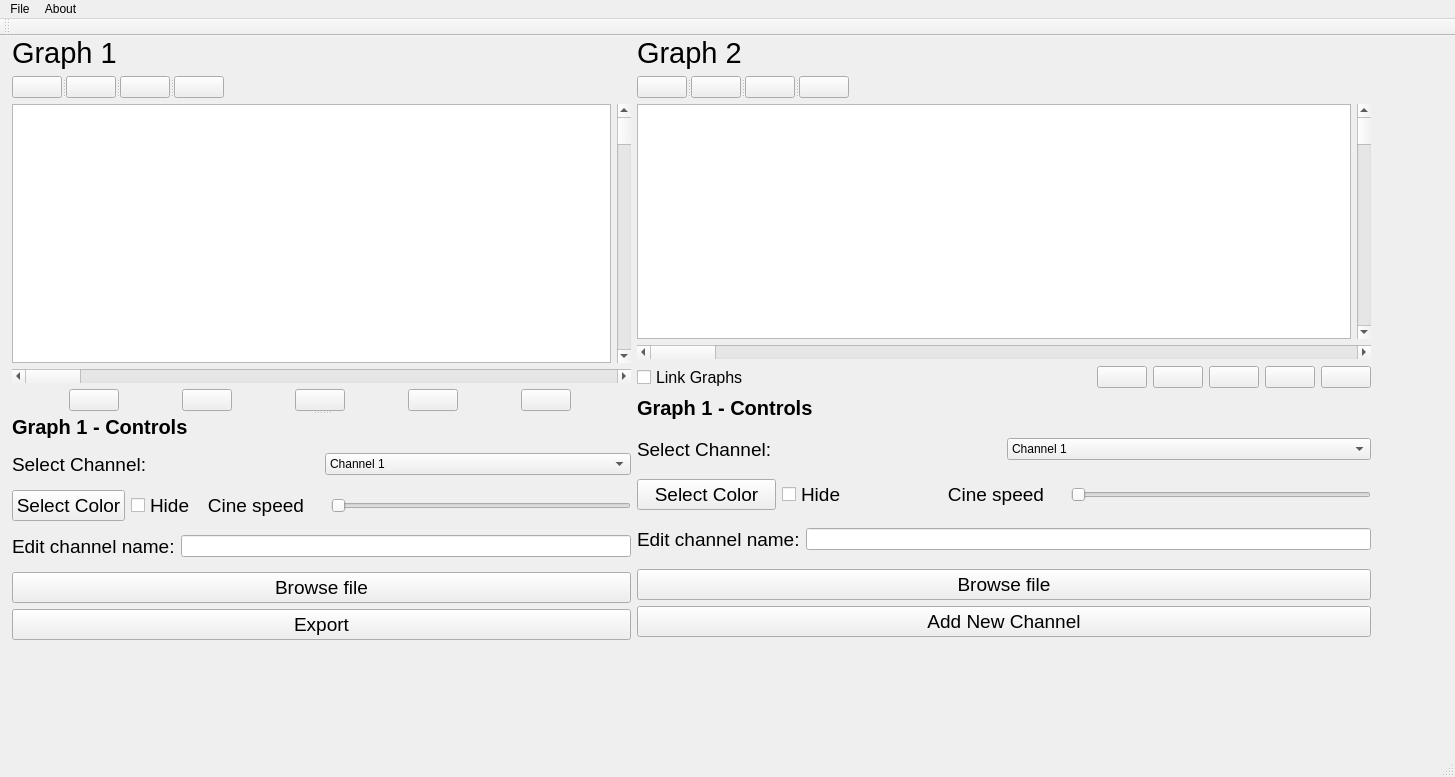
Before: the Qt Designer form beta.ui in Youssef-Ashraf71/multi-channel-signal-viewer, drawn with Qt 5.
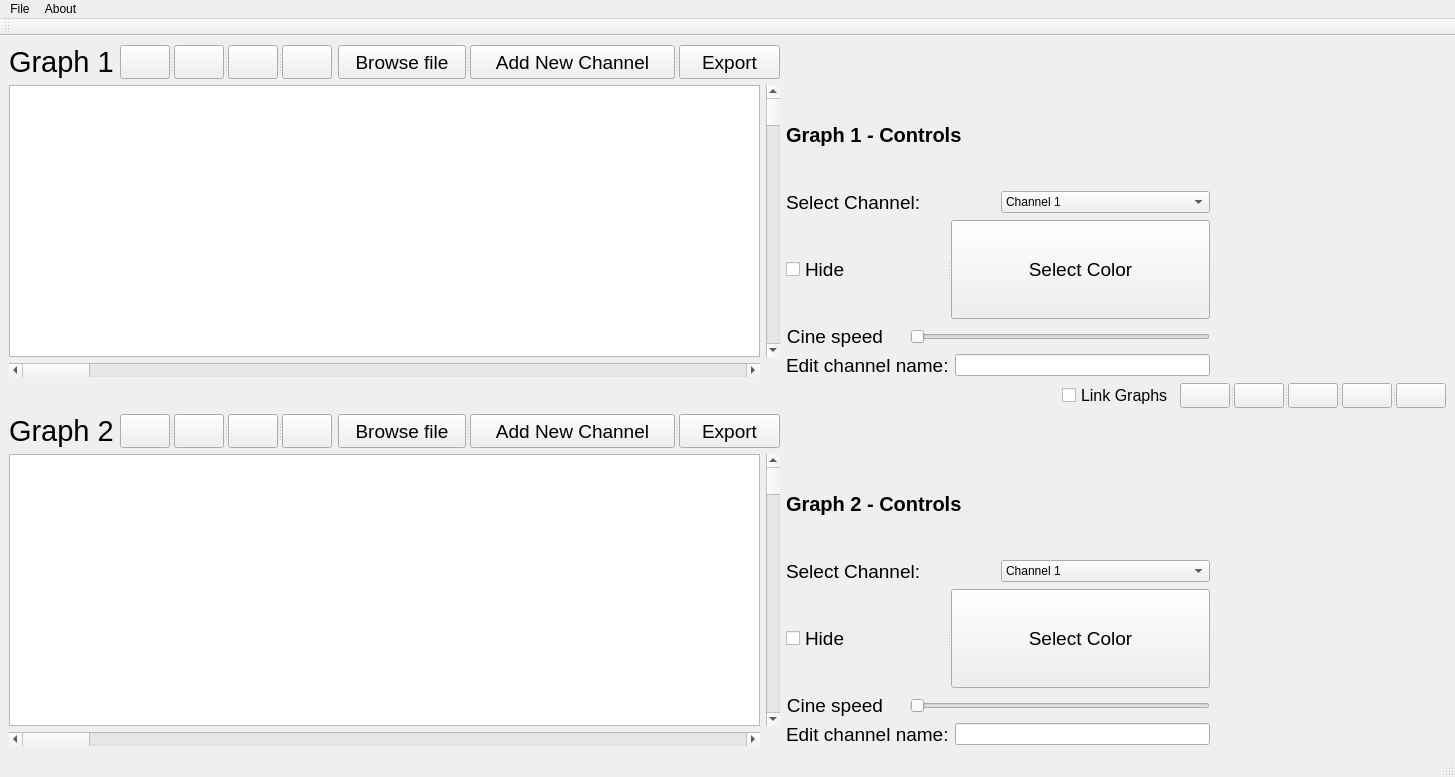
After: the same form once the commit is applied. Icons and pictures are not drawn. Custom widgets are drawn as their Qt base class.

Commit message: ui layout and buttons renaming fixed

```diff
--- a/beta.ui
+++ b/beta.ui
@@ -14,50 +14,10 @@
    <string>MainWindow</string>
   </property>
   <widget class="QWidget" name="centralwidget">
-   <widget class="QWidget" name="layoutWidget">
-    <property name="geometry">
-     <rect>
-      <x>12</x>
-      <y>0</y>
-      <width>1359</width>
-      <height>614</height>
-     </rect>
-    </property>
-    <layout class="QGridLayout" name="gridLayout_2">
+   <layout class="QGridLayout" name="gridLayout_5">
      <item row="0" column="0">
-      <widget class="QSplitter" name="splitter_3">
-       <property name="orientation">
-        <enum>Qt::Vertical</enum>
-       </property>
-       <widget class="QWidget" name="layoutWidget">
-        <layout class="QGridLayout" name="gridLayout">
-         <item row="1" column="0">
-          <layout class="QGridLayout" name="plotGridLayout1">
-           <item row="0" column="1">
-            <widget class="QScrollBar" name="yAxisScrollBar1">
-             <property name="orientation">
-              <enum>Qt::Vertical</enum>
-             </property>
-            </widget>
-           </item>
+     <layout class="QGridLayout" name="gridLayout_4">
            <item row="0" column="0">
-            <widget class="PlotWidget" name="plotGraph1"/>
-           </item>
-           <item row="1" column="0" colspan="2">
-            <widget class="QScrollBar" name="xAxisScrollBar1">
-             <property name="orientation">
-              <enum>Qt::Horizontal</enum>
-             </property>
-            </widget>
-           </item>
-           <item row="2" column="0">
-            <layout class="QHBoxLayout" name="horizontalLayout_4"/>
-           </item>
-          </layout>
-         </item>
-         <item row="0" column="0">
-          <layout class="QVBoxLayout" name="channelHeaderLayout1">
-           <item>
             <widget class="QLabel" name="graphLabel1">
              <property name="font">
               <font>
@@ -69,6 +29,8 @@
              </property>
             </widget>
            </item>
+      <item row="0" column="1">
+       <layout class="QHBoxLayout" name="Graph1Starters">
            <item>
             <widget class="QSplitter" name="ControlButtonsLayout1">
              <property name="orientation">
@@ -139,114 +101,74 @@
              </widget>
             </widget>
            </item>
-          </layout>
-         </item>
-         <item row="2" column="0">
-          <layout class="QHBoxLayout" name="horizontalLayout_5">
            <item>
-            <widget class="QPushButton" name="playPauseBtn1_3">
-             <property name="enabled">
-              <bool>true</bool>
-             </property>
-             <property name="maximumSize">
-              <size>
-               <width>50</width>
-               <height>16777215</height>
-              </size>
+         <widget class="QSplitter" name="browseGraph1">
+          <property name="orientation">
+           <enum>Qt::Horizontal</enum>
+          </property>
+          <widget class="QPushButton" name="browseBtn1">
+           <property name="font">
+            <font>
+             <pointsize>14</pointsize>
+            </font>
              </property>
              <property name="text">
-              <string/>
-             </property>
-             <property name="icon">
-              <iconset>
-               <normaloff>Images/link.png</normaloff>Images/link.png</iconset>
-             </property>
-            </widget>
-           </item>
-           <item>
-            <widget class="QPushButton" name="playPauseBtn1_2">
-             <property name="enabled">
-              <bool>true</bool>
-             </property>
-             <property name="maximumSize">
-              <size>
-               <width>50</width>
-               <height>16777215</height>
-              </size>
-             </property>
+            <string>Browse file</string>
+           </property>
+          </widget>
+          <widget class="QPushButton" name="addNewChannel1">
+           <property name="font">
+            <font>
+             <pointsize>14</pointsize>
+            </font>
+           </property>
              <property name="text">
-              <string/>
-             </property>
-             <property name="icon">
-              <iconset>
-               <normaloff>Images/play.png</normaloff>Images/play.png</iconset>
-             </property>
-            </widget>
-           </item>
-           <item>
-            <widget class="QPushButton" name="rewindBtn1_2">
-             <property name="maximumSize">
-              <size>
-               <width>50</width>
-               <height>16777215</height>
-              </size>
+            <string>Add New Channel</string>
+           </property>
+          </widget>
+          <widget class="QPushButton" name="exportBtn1">
+           <property name="font">
+            <font>
+             <pointsize>14</pointsize>
+            </font>
              </property>
              <property name="text">
-              <string/>
-             </property>
-             <property name="icon">
-              <iconset>
-               <normaloff>Images/rewind.png</normaloff>Images/rewind.png</iconset>
-             </property>
-            </widget>
-           </item>
-           <item>
-            <widget class="QPushButton" name="zoomInBtn1_2">
-             <property name="maximumSize">
-              <size>
-               <width>50</width>
-               <height>16777215</height>
-              </size>
-             </property>
-             <property name="text">
-              <string/>
-             </property>
-             <property name="icon">
-              <iconset>
-               <normaloff>Images/zoom-in.png</normaloff>Images/zoom-in.png</iconset>
-             </property>
-            </widget>
-           </item>
-           <item>
-            <widget class="QPushButton" name="zoomOutBtn1_2">
-             <property name="maximumSize">
-              <size>
-               <width>50</width>
-               <height>16777215</height>
-              </size>
-             </property>
-             <property name="text">
-              <string/>
-             </property>
-             <property name="icon">
-              <iconset>
-               <normaloff>Images/zoom-out.png</normaloff>Images/zoom-out.png</iconset>
-             </property>
+            <string>Export</string>
+           </property>
+          </widget>
+         </widget>
+        </item>
+       </layout>
+      </item>
+      <item row="1" column="0" colspan="2">
+       <layout class="QGridLayout" name="graph1WithSliders">
+        <item row="0" column="0">
+         <widget class="PlotWidget" name="plotGraph1"/>
+        </item>
+        <item row="0" column="1">
+         <widget class="QScrollBar" name="yAxisScrollBar1">
+          <property name="orientation">
+           <enum>Qt::Vertical</enum>
+          </property>
+         </widget>
+        </item>
+        <item row="1" column="0">
+         <widget class="QScrollBar" name="xAxisScrollBar1">
+          <property name="orientation">
+           <enum>Qt::Horizontal</enum>
+          </property>
             </widget>
            </item>
           </layout>
          </item>
-        </layout>
-       </widget>
-       <widget class="QWidget" name="layoutWidget">
-        <layout class="QVBoxLayout" name="verticalLayout_3">
-         <item>
-          <widget class="QLabel" name="label">
+      <item row="1" column="2">
+       <layout class="QGridLayout" name="gridLayout">
+        <item row="0" column="0">
+         <widget class="QLabel" name="channel1ControlsLabel">
            <property name="font">
             <font>
              <family>MS Sans Serif</family>
              <pointsize>15</pointsize>
-             <weight>75</weight>
              <bold>true</bold>
             </font>
            </property>
@@ -255,19 +177,40 @@
            </property>
           </widget>
          </item>
+        <item row="4" column="0">
+         <layout class="QHBoxLayout" name="editChannelName1">
          <item>
-          <widget class="QSplitter" name="graphControls1">
-           <property name="orientation">
-            <enum>Qt::Vertical</enum>
-           </property>
-           <widget class="QSplitter" name="splitter">
-            <property name="orientation">
-             <enum>Qt::Vertical</enum>
+           <widget class="QLabel" name="label_2">
+            <property name="font">
+             <font>
+              <pointsize>14</pointsize>
+             </font>
+            </property>
+            <property name="text">
+             <string>Edit channel name:</string>
             </property>
-            <widget class="QWidget" name="layoutWidget">
-             <layout class="QVBoxLayout" name="verticalLayout_2">
+           </widget>
+          </item>
               <item>
-               <layout class="QHBoxLayout" name="horizontalLayout">
+           <widget class="QLineEdit" name="lineEdit"/>
+          </item>
+         </layout>
+        </item>
+        <item row="2" column="1">
+         <spacer name="horizontalSpacer_10">
+          <property name="orientation">
+           <enum>Qt::Horizontal</enum>
+          </property>
+          <property name="sizeHint" stdset="0">
+           <size>
+            <width>40</width>
+            <height>20</height>
+           </size>
+          </property>
+         </spacer>
+        </item>
+        <item row="1" column="0">
+         <layout class="QHBoxLayout" name="selectChannel1">
                 <item>
                  <widget class="QLabel" name="selectChannelLabel1">
                   <property name="font">
@@ -291,32 +234,34 @@
                 </item>
                </layout>
               </item>
-              <item>
-               <layout class="QHBoxLayout" name="horizontalLayout_2">
-                <item>
-                 <widget class="QPushButton" name="selectColorBtn1">
-                  <property name="font">
-                   <font>
-                    <pointsize>14</pointsize>
-                   </font>
-                  </property>
-                  <property name="text">
-                   <string>Select Color</string>
-                  </property>
-                 </widget>
-                </item>
-                <item>
-                 <widget class="QCheckBox" name="checkBox1">
-                  <property name="font">
-                   <font>
-                    <pointsize>14</pointsize>
-                   </font>
-                  </property>
-                  <property name="text">
-                   <string>Hide </string>
-                  </property>
-                 </widget>
-                </item>
+        <item row="0" column="1">
+         <spacer name="horizontalSpacer_8">
+          <property name="orientation">
+           <enum>Qt::Horizontal</enum>
+          </property>
+          <property name="sizeHint" stdset="0">
+           <size>
+            <width>40</width>
+            <height>20</height>
+           </size>
+          </property>
+         </spacer>
+        </item>
+        <item row="3" column="1">
+         <spacer name="horizontalSpacer_11">
+          <property name="orientation">
+           <enum>Qt::Horizontal</enum>
+          </property>
+          <property name="sizeHint" stdset="0">
+           <size>
+            <width>40</width>
+            <height>20</height>
+           </size>
+          </property>
+         </spacer>
+        </item>
+        <item row="3" column="0">
+         <layout class="QHBoxLayout" name="cineSpeedGraph1">
                 <item>
                  <widget class="QLabel" name="cineSpeed1">
                   <property name="font">
@@ -356,67 +301,183 @@
                 </item>
                </layout>
               </item>
-              <item>
-               <layout class="QHBoxLayout" name="horizontalLayout_3">
-                <item>
-                 <widget class="QLabel" name="label_2">
+        <item row="1" column="1">
+         <spacer name="horizontalSpacer_9">
+          <property name="orientation">
+           <enum>Qt::Horizontal</enum>
+          </property>
+          <property name="sizeHint" stdset="0">
+           <size>
+            <width>40</width>
+            <height>20</height>
+           </size>
+          </property>
+         </spacer>
+        </item>
+        <item row="2" column="0">
+         <widget class="QSplitter" name="hideAndColor1">
+          <property name="orientation">
+           <enum>Qt::Horizontal</enum>
+          </property>
+          <widget class="QCheckBox" name="checkBox1">
                   <property name="font">
                    <font>
                     <pointsize>14</pointsize>
                    </font>
                   </property>
                   <property name="text">
-                   <string>Edit channel name:</string>
-                  </property>
-                 </widget>
-                </item>
-                <item>
-                 <widget class="QLineEdit" name="lineEdit"/>
+            <string>Hide </string>
+           </property>
+          </widget>
+          <widget class="QPushButton" name="selectColorBtn1">
+           <property name="font">
+            <font>
+             <pointsize>14</pointsize>
+            </font>
+           </property>
+           <property name="text">
+            <string>Select Color</string>
+           </property>
+          </widget>
+         </widget>
+        </item>
+        <item row="4" column="1">
+         <spacer name="horizontalSpacer_12">
+          <property name="orientation">
+           <enum>Qt::Horizontal</enum>
+          </property>
+          <property name="sizeHint" stdset="0">
+           <size>
+            <width>40</width>
+            <height>20</height>
+           </size>
+          </property>
+         </spacer>
                 </item>
                </layout>
               </item>
+     </layout>
+    </item>
+    <item row="1" column="0">
+     <layout class="QHBoxLayout" name="horizontalLayout">
               <item>
-               <layout class="QVBoxLayout" name="verticalLayout">
+       <spacer name="horizontalSpacer">
+        <property name="orientation">
+         <enum>Qt::Horizontal</enum>
+        </property>
+        <property name="sizeHint" stdset="0">
+         <size>
+          <width>40</width>
+          <height>20</height>
+         </size>
+        </property>
+       </spacer>
+      </item>
                 <item>
-                 <widget class="QPushButton" name="browseBtn1">
+       <widget class="QCheckBox" name="linkGraphsCheckBox">
                   <property name="font">
                    <font>
-                    <pointsize>14</pointsize>
+          <pointsize>12</pointsize>
                    </font>
                   </property>
                   <property name="text">
-                   <string>Browse file</string>
+         <string>Link Graphs</string>
                   </property>
                  </widget>
                 </item>
                 <item>
-                 <widget class="QPushButton" name="pushButton">
-                  <property name="font">
-                   <font>
-                    <pointsize>14</pointsize>
-                   </font>
-                  </property>
+       <widget class="QSplitter" name="linkControls">
+        <property name="orientation">
+         <enum>Qt::Horizontal</enum>
+        </property>
+        <widget class="QPushButton" name="zoomInBtn1_2">
+         <property name="maximumSize">
+          <size>
+           <width>50</width>
+           <height>16777215</height>
+          </size>
+         </property>
                   <property name="text">
-                   <string>Export</string>
-                  </property>
-                 </widget>
-                </item>
-               </layout>
-              </item>
-             </layout>
-            </widget>
-           </widget>
-          </widget>
-         </item>
-        </layout>
+          <string/>
+         </property>
+         <property name="icon">
+          <iconset>
+           <normaloff>Images/zoom-in.png</normaloff>Images/zoom-in.png</iconset>
+         </property>
+        </widget>
+        <widget class="QPushButton" name="playPauseBtn1_3">
+         <property name="enabled">
+          <bool>true</bool>
+         </property>
+         <property name="maximumSize">
+          <size>
+           <width>50</width>
+           <height>16777215</height>
+          </size>
+         </property>
+         <property name="text">
+          <string/>
+         </property>
+         <property name="icon">
+          <iconset>
+           <normaloff>Images/link.png</normaloff>Images/link.png</iconset>
+         </property>
+        </widget>
+        <widget class="QPushButton" name="zoomOutBtn1_2">
+         <property name="maximumSize">
+          <size>
+           <width>50</width>
+           <height>16777215</height>
+          </size>
+         </property>
+         <property name="text">
+          <string/>
+         </property>
+         <property name="icon">
+          <iconset>
+           <normaloff>Images/zoom-out.png</normaloff>Images/zoom-out.png</iconset>
+         </property>
+        </widget>
+        <widget class="QPushButton" name="playPauseBtn1_2">
+         <property name="enabled">
+          <bool>true</bool>
+         </property>
+         <property name="maximumSize">
+          <size>
+           <width>50</width>
+           <height>16777215</height>
+          </size>
+         </property>
+         <property name="text">
+          <string/>
+         </property>
+         <property name="icon">
+          <iconset>
+           <normaloff>Images/play.png</normaloff>Images/play.png</iconset>
+         </property>
+        </widget>
+        <widget class="QPushButton" name="rewindBtn1_2">
+         <property name="maximumSize">
+          <size>
+           <width>50</width>
+           <height>16777215</height>
+          </size>
+         </property>
+         <property name="text">
+          <string/>
+         </property>
+         <property name="icon">
+          <iconset>
+           <normaloff>Images/rewind.png</normaloff>Images/rewind.png</iconset>
+         </property>
        </widget>
       </widget>
      </item>
-     <item row="0" column="1">
-      <layout class="QVBoxLayout" name="verticalLayout_4">
-       <item>
-        <layout class="QVBoxLayout" name="channelHeaderLayout1_2">
-         <item>
+     </layout>
+    </item>
+    <item row="2" column="0">
+     <layout class="QGridLayout" name="gridLayout_3">
+      <item row="0" column="0">
           <widget class="QLabel" name="graphLabel2">
            <property name="font">
             <font>
@@ -428,8 +489,10 @@
            </property>
           </widget>
          </item>
+      <item row="0" column="1">
+       <layout class="QHBoxLayout" name="graph2Starters">
          <item>
-          <widget class="QSplitter" name="ControlButtonsLayout1_2">
+         <widget class="QSplitter" name="graph2players">
            <property name="orientation">
             <enum>Qt::Horizontal</enum>
            </property>
@@ -451,36 +514,6 @@
               <normaloff>Images/play.png</normaloff>Images/play.png</iconset>
             </property>
            </widget>
-           <widget class="QPushButton" name="zoomInBtn2">
-            <property name="maximumSize">
-             <size>
-              <width>50</width>
-              <height>16777215</height>
-             </size>
-            </property>
-            <property name="text">
-             <string/>
-            </property>
-            <property name="icon">
-             <iconset>
-              <normaloff>Images/zoom-in.png</normaloff>Images/zoom-in.png</iconset>
-            </property>
-           </widget>
-           <widget class="QPushButton" name="zoomOutBtn2">
-            <property name="maximumSize">
-             <size>
-              <width>50</width>
-              <height>16777215</height>
-             </size>
-            </property>
-            <property name="text">
-             <string/>
-            </property>
-            <property name="icon">
-             <iconset>
-              <normaloff>Images/zoom-out.png</normaloff>Images/zoom-out.png</iconset>
-            </property>
-           </widget>
            <widget class="QPushButton" name="rewindBtn2">
             <property name="maximumSize">
              <size>
@@ -496,171 +529,116 @@
               <normaloff>Images/rewind.png</normaloff>Images/rewind.png</iconset>
             </property>
            </widget>
+          <widget class="QPushButton" name="zoomOutBtn2">
+           <property name="maximumSize">
+            <size>
+             <width>50</width>
+             <height>16777215</height>
+            </size>
+           </property>
+           <property name="text">
+            <string/>
+           </property>
+           <property name="icon">
+            <iconset>
+             <normaloff>Images/zoom-out.png</normaloff>Images/zoom-out.png</iconset>
+           </property>
           </widget>
-         </item>
-        </layout>
+          <widget class="QPushButton" name="zoomInBtn2">
+           <property name="maximumSize">
+            <size>
+             <width>50</width>
+             <height>16777215</height>
+            </size>
+           </property>
+           <property name="text">
+            <string/>
+           </property>
+           <property name="icon">
+            <iconset>
+             <normaloff>Images/zoom-in.png</normaloff>Images/zoom-in.png</iconset>
+           </property>
+          </widget>
+         </widget>
        </item>
        <item>
-        <layout class="QGridLayout" name="plotGridLayout1_2">
-         <item row="0" column="1">
-          <widget class="QScrollBar" name="yAxisScrollBar2">
+         <widget class="QSplitter" name="browseGraph2">
            <property name="orientation">
-            <enum>Qt::Vertical</enum>
-           </property>
+           <enum>Qt::Horizontal</enum>
+          </property>
+          <widget class="QPushButton" name="browseBtn2">
+           <property name="font">
+            <font>
+             <pointsize>14</pointsize>
+            </font>
+           </property>
+           <property name="text">
+            <string>Browse file</string>
+           </property>
           </widget>
-         </item>
+          <widget class="QPushButton" name="addNewChannel2">
+           <property name="font">
+            <font>
+             <pointsize>14</pointsize>
+            </font>
+           </property>
+           <property name="text">
+            <string>Add New Channel</string>
+           </property>
+          </widget>
+          <widget class="QPushButton" name="exportBtn2">
+           <property name="font">
+            <font>
+             <pointsize>14</pointsize>
+            </font>
+           </property>
+           <property name="text">
+            <string>Export</string>
+           </property>
+          </widget>
+         </widget>
+        </item>
+       </layout>
+      </item>
+      <item row="1" column="0" colspan="2">
+       <layout class="QGridLayout" name="graph2WithSliders">
          <item row="0" column="0">
           <widget class="PlotWidget" name="plotGraph2"/>
          </item>
-         <item row="1" column="0" colspan="2">
+        <item row="0" column="1">
+         <widget class="QScrollBar" name="yAxisScrollBar2">
+          <property name="orientation">
+           <enum>Qt::Vertical</enum>
+          </property>
+         </widget>
+        </item>
+        <item row="1" column="0">
           <widget class="QScrollBar" name="xAxisScrollBar2">
            <property name="orientation">
             <enum>Qt::Horizontal</enum>
            </property>
           </widget>
          </item>
-         <item row="2" column="0">
-          <layout class="QHBoxLayout" name="horizontalLayout_6"/>
-         </item>
-        </layout>
-       </item>
-       <item>
-        <layout class="QHBoxLayout" name="horizontalLayout_7">
-         <item>
-          <widget class="QCheckBox" name="linkGraphsCheckBox">
-           <property name="font">
-            <font>
-             <pointsize>12</pointsize>
-            </font>
-           </property>
-           <property name="text">
-            <string>Link Graphs</string>
-           </property>
-          </widget>
-         </item>
-         <item>
-          <widget class="QPushButton" name="playPauseBtn1_5">
-           <property name="enabled">
-            <bool>true</bool>
-           </property>
-           <property name="maximumSize">
-            <size>
-             <width>50</width>
-             <height>16777215</height>
-            </size>
-           </property>
-           <property name="text">
-            <string/>
-           </property>
-           <property name="icon">
-            <iconset>
-             <normaloff>Images/link.png</normaloff>Images/link.png</iconset>
-           </property>
-          </widget>
-         </item>
-         <item>
-          <widget class="QPushButton" name="playPauseBtn1_6">
-           <property name="enabled">
-            <bool>true</bool>
-           </property>
-           <property name="maximumSize">
-            <size>
-             <width>50</width>
-             <height>16777215</height>
-            </size>
-           </property>
-           <property name="text">
-            <string/>
-           </property>
-           <property name="icon">
-            <iconset>
-             <normaloff>Images/play.png</normaloff>Images/play.png</iconset>
-           </property>
-          </widget>
-         </item>
-         <item>
-          <widget class="QPushButton" name="rewindBtn1_4">
-           <property name="maximumSize">
-            <size>
-             <width>50</width>
-             <height>16777215</height>
-            </size>
-           </property>
-           <property name="text">
-            <string/>
-           </property>
-           <property name="icon">
-            <iconset>
-             <normaloff>Images/rewind.png</normaloff>Images/rewind.png</iconset>
-           </property>
-          </widget>
-         </item>
-         <item>
-          <widget class="QPushButton" name="zoomInBtn1_4">
-           <property name="maximumSize">
-            <size>
-             <width>50</width>
-             <height>16777215</height>
-            </size>
-           </property>
-           <property name="text">
-            <string/>
-           </property>
-           <property name="icon">
-            <iconset>
-             <normaloff>Images/zoom-in.png</normaloff>Images/zoom-in.png</iconset>
-           </property>
-          </widget>
-         </item>
-         <item>
-          <widget class="QPushButton" name="zoomOutBtn1_4">
-           <property name="maximumSize">
-            <size>
-             <width>50</width>
-             <height>16777215</height>
-            </size>
-           </property>
-           <property name="text">
-            <string/>
-           </property>
-           <property name="icon">
-            <iconset>
-             <normaloff>Images/zoom-out.png</normaloff>Images/zoom-out.png</iconset>
-           </property>
-          </widget>
-         </item>
-        </layout>
-       </item>
-       <item>
-        <layout class="QGridLayout" name="gridLayout_3">
+       </layout>
+      </item>
+      <item row="1" column="2">
+       <layout class="QGridLayout" name="gridLayout_2">
          <item row="0" column="0">
-          <widget class="QLabel" name="label_4">
+         <widget class="QLabel" name="channel2ControlsLabek">
            <property name="font">
             <font>
              <family>MS Sans Serif</family>
              <pointsize>15</pointsize>
-             <weight>75</weight>
              <bold>true</bold>
             </font>
            </property>
            <property name="text">
-            <string>Graph 1 - Controls</string>
+           <string>Graph 2 - Controls</string>
            </property>
           </widget>
          </item>
          <item row="1" column="0">
-          <widget class="QSplitter" name="graphControls1_2">
-           <property name="orientation">
-            <enum>Qt::Vertical</enum>
-           </property>
-           <widget class="QSplitter" name="splitter_2">
-            <property name="orientation">
-             <enum>Qt::Vertical</enum>
-            </property>
-            <widget class="QWidget" name="layoutWidget_3">
-             <layout class="QVBoxLayout" name="verticalLayout_6">
-              <item>
-               <layout class="QHBoxLayout" name="horizontalLayout_8">
+         <layout class="QHBoxLayout" name="selectChannel2">
                 <item>
                  <widget class="QLabel" name="selectChannelLabel2">
                   <property name="font">
@@ -684,21 +662,11 @@
                 </item>
                </layout>
               </item>
-              <item>
-               <layout class="QHBoxLayout" name="horizontalLayout_9">
-                <item>
-                 <widget class="QPushButton" name="selectColorBtn2">
-                  <property name="font">
-                   <font>
-                    <pointsize>14</pointsize>
-                   </font>
-                  </property>
-                  <property name="text">
-                   <string>Select Color</string>
-                  </property>
-                 </widget>
-                </item>
-                <item>
+        <item row="2" column="0">
+         <widget class="QSplitter" name="hideAndColor2">
+          <property name="orientation">
+           <enum>Qt::Horizontal</enum>
+          </property>
                  <widget class="QCheckBox" name="checkBox2">
                   <property name="font">
                    <font>
@@ -709,7 +677,20 @@
                    <string>Hide </string>
                   </property>
                  </widget>
-                </item>
+          <widget class="QPushButton" name="selectColorBtn2">
+           <property name="font">
+            <font>
+             <pointsize>14</pointsize>
+            </font>
+           </property>
+           <property name="text">
+            <string>Select Color</string>
+           </property>
+          </widget>
+         </widget>
+        </item>
+        <item row="3" column="0">
+         <layout class="QHBoxLayout" name="cineSpeedGraph2">
                 <item>
                  <widget class="QLabel" name="cineSpeed2">
                   <property name="font">
@@ -749,8 +730,8 @@
                 </item>
                </layout>
               </item>
-              <item>
-               <layout class="QHBoxLayout" name="horizontalLayout_10">
+        <item row="4" column="0">
+         <layout class="QHBoxLayout" name="editChannelName2">
                 <item>
                  <widget class="QLabel" name="label_3">
                   <property name="font">
@@ -768,45 +749,76 @@
                 </item>
                </layout>
               </item>
-              <item>
-               <layout class="QVBoxLayout" name="verticalLayout_7">
-                <item>
-                 <widget class="QPushButton" name="browseBtn2">
-                  <property name="font">
-                   <font>
-                    <pointsize>14</pointsize>
-                   </font>
-                  </property>
-                  <property name="text">
-                   <string>Browse file</string>
-                  </property>
-                 </widget>
-                </item>
-                <item>
-                 <widget class="QPushButton" name="addNewChannel2">
-                  <property name="font">
-                   <font>
-                    <pointsize>14</pointsize>
-                   </font>
-                  </property>
-                  <property name="text">
-                   <string>Add New Channel</string>
-                  </property>
-                 </widget>
-                </item>
-               </layout>
-              </item>
-             </layout>
-            </widget>
-           </widget>
-          </widget>
-         </item>
+        <item row="0" column="1">
+         <spacer name="horizontalSpacer_3">
+          <property name="orientation">
+           <enum>Qt::Horizontal</enum>
+          </property>
+          <property name="sizeHint" stdset="0">
+           <size>
+            <width>40</width>
+            <height>20</height>
+           </size>
+          </property>
+         </spacer>
+        </item>
+        <item row="1" column="1">
+         <spacer name="horizontalSpacer_4">
+          <property name="orientation">
+           <enum>Qt::Horizontal</enum>
+          </property>
+          <property name="sizeHint" stdset="0">
+           <size>
+            <width>40</width>
+            <height>20</height>
+           </size>
+          </property>
+         </spacer>
+        </item>
+        <item row="2" column="1">
+         <spacer name="horizontalSpacer_5">
+          <property name="orientation">
+           <enum>Qt::Horizontal</enum>
+          </property>
+          <property name="sizeHint" stdset="0">
+           <size>
+            <width>40</width>
+            <height>20</height>
+           </size>
+          </property>
+         </spacer>
+        </item>
+        <item row="3" column="1">
+         <spacer name="horizontalSpacer_6">
+          <property name="orientation">
+           <enum>Qt::Horizontal</enum>
+          </property>
+          <property name="sizeHint" stdset="0">
+           <size>
+            <width>40</width>
+            <height>20</height>
+           </size>
+          </property>
+         </spacer>
+        </item>
+        <item row="4" column="1">
+         <spacer name="horizontalSpacer_7">
+          <property name="orientation">
+           <enum>Qt::Horizontal</enum>
+          </property>
+          <property name="sizeHint" stdset="0">
+           <size>
+            <width>40</width>
+            <height>20</height>
+           </size>
+          </property>
+         </spacer>
+        </item>
         </layout>
        </item>
       </layout>
      </item>
     </layout>
-   </widget>
   </widget>
   <widget class="QMenuBar" name="menubar">
    <property name="geometry">
```
Left out of the diff: 2 changed lines with no effect on the pictures. Lines whose indentation alone changed are shown as unchanged. The commit also changes 4 other files.
